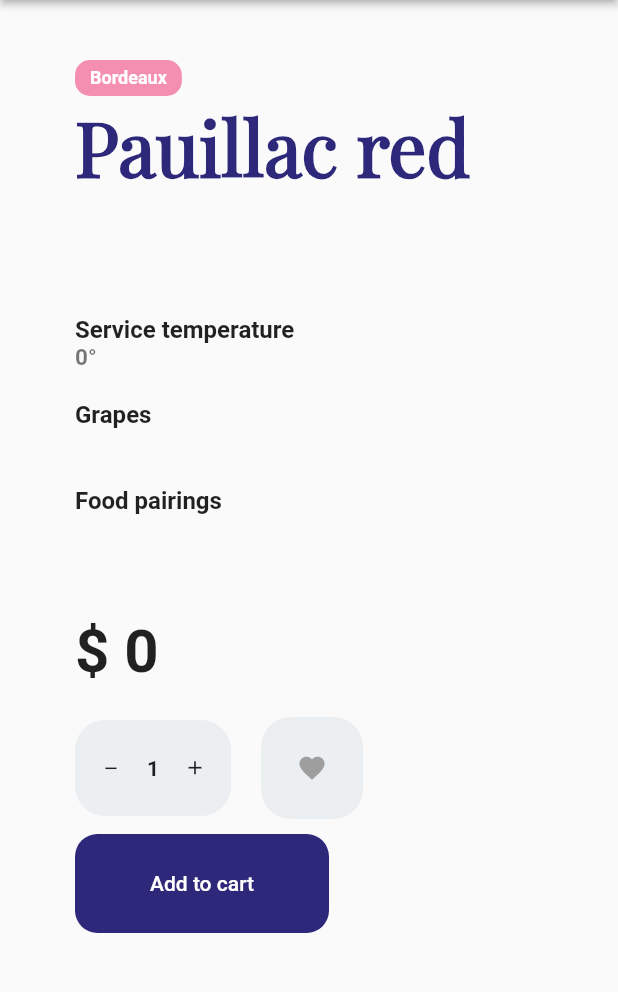
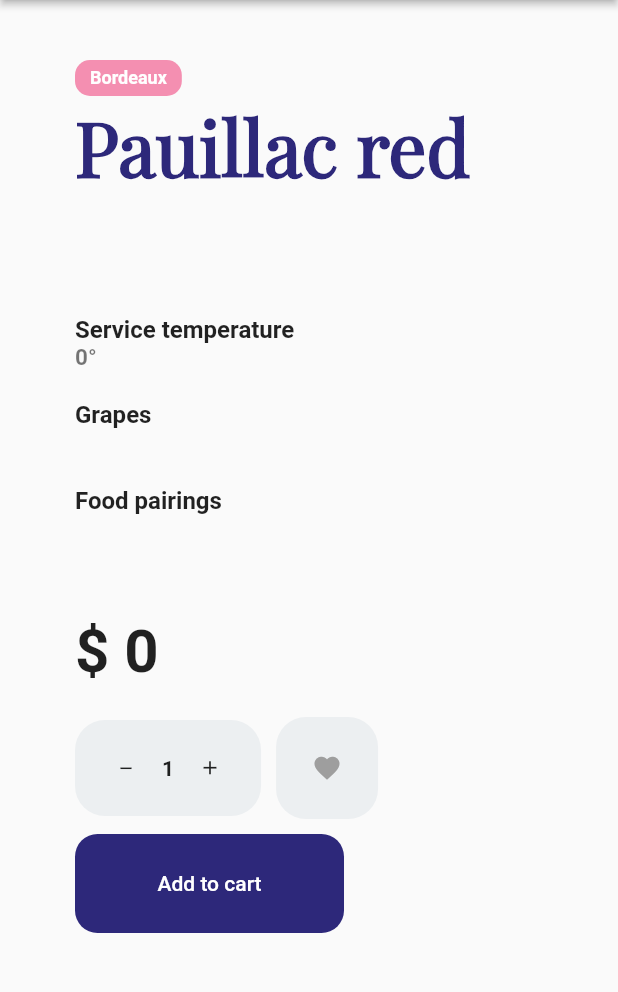
Before and after one commit to TiagoTinoco/wine, a Flutter app: the WinescardPage screen opened directly with empty values, on a phone screen of 412 x 824 dp, the part 84-1076 px from its top. Run offline on Flutter 3.47's test engine with Material 2 defaults, Android fonts, the phone set to English and light mode, and no system bars; our stand-ins replace dio; network calls fail; project files that could hold a hidden picture were left out.

Commit message:
Build a widget button and add in pages

```diff
--- a/wine/lib/pages/wines_card_page.dart
+++ b/wine/lib/pages/wines_card_page.dart
@@ -2,6 +2,7 @@ import 'package:flutter/material.dart';
 import 'package:wine/models/product.dart';
 import 'package:wine/pages/cart_page.dart';
 import 'package:wine/repository/product.dart';
+import 'package:wine/widgets/button.dart';
 import 'package:wine/widgets/logo.dart';
 
 class WinescardPage extends StatefulWidget {
@@ -131,7 +132,7 @@ class _WinescardPageState extends State<WinescardPage> {
                     });
                   },
                 ),
-                const SizedBox(width: 20),
+                const SizedBox(width: 10),
                 Container(
                   padding: const EdgeInsets.symmetric(vertical: 10, horizontal: 10),
                   decoration: BoxDecoration(
@@ -150,25 +151,8 @@ class _WinescardPageState extends State<WinescardPage> {
               ],
             ),
             const SizedBox(height: 10),
-            TextButton(
-              child: const Text(
-                "Add to cart",
-                style: TextStyle(color: Colors.white),
-              ),
-              style: ButtonStyle(
-                padding: MaterialStateProperty.all<EdgeInsets>(
-                  const EdgeInsets.symmetric(
-                    vertical: 25,
-                    horizontal: 50,
-                  ),
-                ),
-                backgroundColor: MaterialStateProperty.all<Color>(const Color.fromARGB(255, 45, 40, 122)),
-                shape: MaterialStateProperty.all<RoundedRectangleBorder>(
-                  RoundedRectangleBorder(
-                    borderRadius: BorderRadius.circular(15),
-                  ),
-                ),
-              ),
+            ButtonWidget(
+              title: 'Add to cart',
               onPressed: () {
                 productRepository.postProduct(
                   Product(
@@ -239,7 +223,7 @@ class CountButton extends StatelessWidget {
   @override
   Widget build(BuildContext context) {
     return Container(
-      padding: const EdgeInsets.symmetric(vertical: 8),
+      padding: const EdgeInsets.symmetric(vertical: 8, horizontal: 10),
       decoration: BoxDecoration(
         borderRadius: BorderRadius.circular(20),
         color: Colors.blueGrey[50],
@@ -247,7 +231,9 @@ class CountButton extends StatelessWidget {
       child: Row(
         mainAxisSize: MainAxisSize.min,
         children: [
-          IconButton(
+          Material(
+            color: Colors.blueGrey[50],
+            child: IconButton(
               onPressed: () {
                 if (quantityValue > 1) {
                   onCountChange(quantityValue - 1);
@@ -255,15 +241,19 @@ class CountButton extends StatelessWidget {
               },
               icon: const Icon(Icons.remove, size: 13),
             ),
+          ),
           Text(
             quantityValue.toString(),
             style: const TextStyle(fontWeight: FontWeight.bold),
           ),
-          IconButton(
+          Material(
+            color: Colors.blueGrey[50],
+            child: IconButton(
               onPressed: () {
                 onCountChange(quantityValue + 1);
               },
               icon: const Icon(Icons.add, size: 15),
+            ),
           ),
         ],
       ),
--- /dev/null
+++ b/wine/lib/widgets/button.dart
@@ -0,0 +1,37 @@
+import 'package:flutter/material.dart';
+
+class ButtonWidget extends StatelessWidget {
+  const ButtonWidget({
+    Key? key,
+    required this.title,
+    required this.onPressed,
+  }) : super(key: key);
+
+  final String title;
+  final VoidCallback onPressed;
+
+  @override
+  Widget build(BuildContext context) {
+    return TextButton(
+      child: Text(
+        title,
+        style: const TextStyle(color: Colors.white),
+      ),
+      style: ButtonStyle(
+        padding: MaterialStateProperty.all<EdgeInsets>(
+          const EdgeInsets.symmetric(
+            vertical: 25,
+            horizontal: 55,
+          ),
+        ),
+        backgroundColor: MaterialStateProperty.all<Color>(const Color.fromARGB(255, 45, 40, 122)),
+        shape: MaterialStateProperty.all<RoundedRectangleBorder>(
+          RoundedRectangleBorder(
+            borderRadius: BorderRadius.circular(15),
+          ),
+        ),
+      ),
+      onPressed: onPressed,
+    );
+  }
+}
```
Also changed, not shown: wine/lib/pages/cart_page.dart (+3 -19 lines), wine/lib/pages/form_page.dart (+3 -19 lines). Lines whose indentation alone changed are shown as unchanged.
